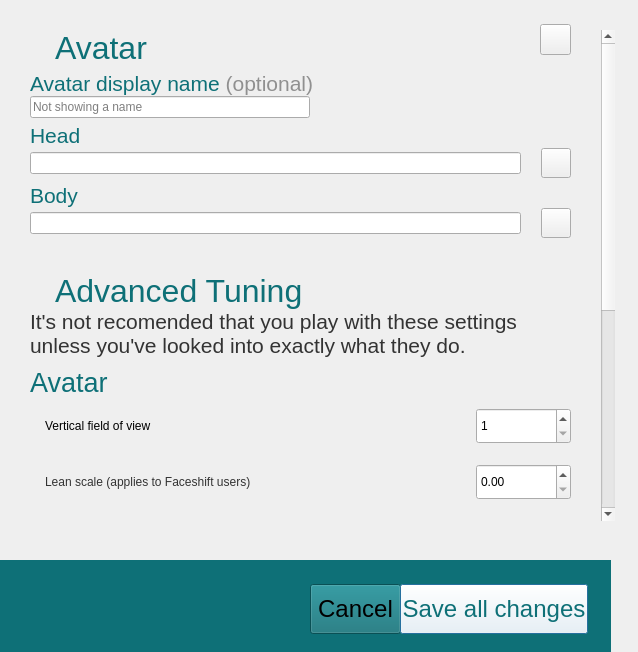
Qt form interface/ui/preferencesDialog.ui (vircadia/vircadia-native-core) before a commit.
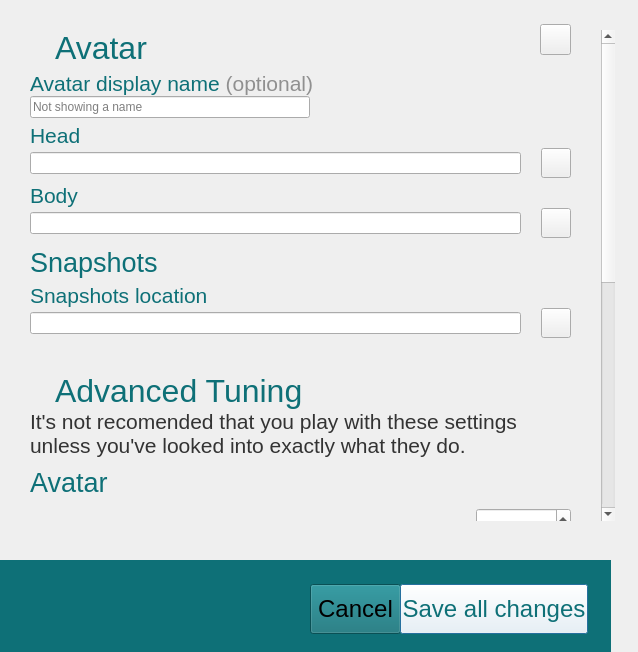
The same form after that commit. Custom widgets are drawn as their Qt base class.

Commit message: Allow users to set the destination of Snapshots

```diff
--- a/interface/ui/preferencesDialog.ui
+++ b/interface/ui/preferencesDialog.ui
@@ -156,7 +156,7 @@
       <x>0</x>
       <y>0</y>
       <width>615</width>
-      <height>833</height>
+      <height>936</height>
      </rect>
     </property>
     <layout class="QVBoxLayout" name="verticalLayout_2">
@@ -476,6 +476,145 @@
        </item>
       </layout>
      </item>
+     <item>
+      <widget class="QLabel" name="avatarTitleLabel_2">
+       <property name="sizePolicy">
+        <sizepolicy hsizetype="Fixed" vsizetype="Fixed">
+         <horstretch>0</horstretch>
+         <verstretch>0</verstretch>
+        </sizepolicy>
+       </property>
+       <property name="minimumSize">
+        <size>
+         <width>0</width>
+         <height>40</height>
+        </size>
+       </property>
+       <property name="font">
+        <font>
+         <family>Arial</family>
+         <pointsize>20</pointsize>
+         <weight>50</weight>
+         <bold>false</bold>
+        </font>
+       </property>
+       <property name="styleSheet">
+        <string notr="true">color: #0e7077</string>
+       </property>
+       <property name="text">
+        <string>Snapshots</string>
+       </property>
+       <property name="alignment">
+        <set>Qt::AlignBottom|Qt::AlignLeading|Qt::AlignLeft</set>
+       </property>
+      </widget>
+     </item>
+     <item>
+      <widget class="QLabel" name="headLabel">
+       <property name="sizePolicy">
+        <sizepolicy hsizetype="Fixed" vsizetype="Fixed">
+         <horstretch>0</horstretch>
+         <verstretch>0</verstretch>
+        </sizepolicy>
+       </property>
+       <property name="minimumSize">
+        <size>
+         <width>0</width>
+         <height>30</height>
+        </size>
+       </property>
+       <property name="font">
+        <font>
+         <family>Arial</family>
+         <pointsize>16</pointsize>
+        </font>
+       </property>
+       <property name="styleSheet">
+        <string notr="true">color: #0e7077</string>
+       </property>
+       <property name="text">
+        <string>Snapshots location</string>
+       </property>
+       <property name="alignment">
+        <set>Qt::AlignBottom|Qt::AlignLeading|Qt::AlignLeft</set>
+       </property>
+       <property name="margin">
+        <number>0</number>
+       </property>
+       <property name="buddy">
+        <cstring>snapshotLocationEdit</cstring>
+       </property>
+      </widget>
+     </item>
+     <item>
+      <layout class="QHBoxLayout" name="horizontalLayout">
+       <item>
+        <widget class="QLineEdit" name="snapshotLocationEdit">
+         <property name="sizePolicy">
+          <sizepolicy hsizetype="Expanding" vsizetype="Fixed">
+           <horstretch>0</horstretch>
+           <verstretch>0</verstretch>
+          </sizepolicy>
+         </property>
+         <property name="font">
+          <font>
+           <family>Arial</family>
+          </font>
+         </property>
+        </widget>
+       </item>
+       <item>
+        <spacer name="horizontalSpacer">
+         <property name="orientation">
+          <enum>Qt::Horizontal</enum>
+         </property>
+         <property name="sizeType">
+          <enum>QSizePolicy::Fixed</enum>
+         </property>
+         <property name="sizeHint" stdset="0">
+          <size>
+           <width>20</width>
+           <height>20</height>
+          </size>
+         </property>
+        </spacer>
+       </item>
+       <item>
+        <widget class="QPushButton" name="buttonBrowseLocation">
+         <property name="sizePolicy">
+          <sizepolicy hsizetype="Fixed" vsizetype="Fixed">
+           <horstretch>0</horstretch>
+           <verstretch>0</verstretch>
+          </sizepolicy>
+         </property>
+         <property name="minimumSize">
+          <size>
+           <width>30</width>
+           <height>30</height>
+          </size>
+         </property>
+         <property name="maximumSize">
+          <size>
+           <width>30</width>
+           <height>30</height>
+          </size>
+         </property>
+         <property name="styleSheet">
+          <string notr="true"/>
+         </property>
+         <property name="text">
+          <string/>
+         </property>
+         <property name="iconSize">
+          <size>
+           <width>30</width>
+           <height>30</height>
+          </size>
+         </property>
+        </widget>
+       </item>
+      </layout>
+     </item>
      <item>
       <spacer name="verticalSpacer">
        <property name="orientation">
```
Left out of the diff: 2 changed lines with no effect on the pictures. The commit also changes 7 other files.
